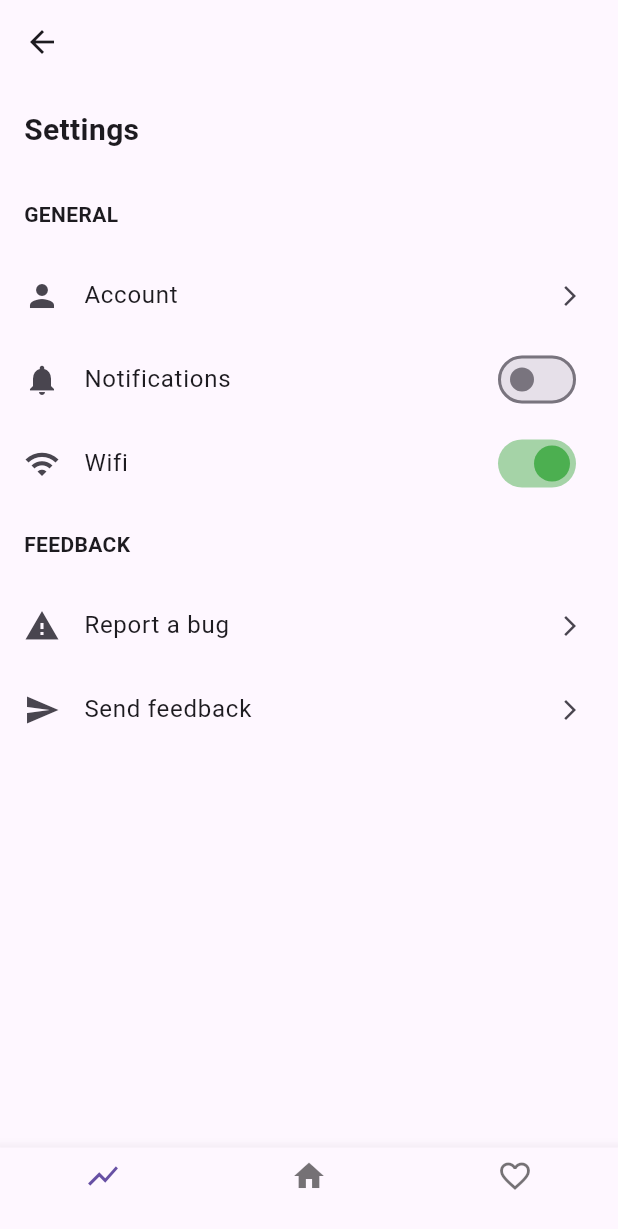
After one commit to mayurpawar17/dotoon-todo-app, a Flutter app: the SettingsScreen screen opened directly, on a phone screen of 412 x 824 dp. The commit adds this screen. Shown: the top 1229 px of the screen. Run offline on Flutter 3.47's test engine with Material 3 defaults, Android fonts, the phone set to English and light mode, and no system bars; our stand-ins replace simple_gradient_text.

Commit message:
ui design of settings screen

```diff
--- /dev/null
+++ b/lib/screens/settings_screen.dart
@@ -0,0 +1,91 @@
+import 'package:flutter/material.dart';
+
+class SettingsScreen extends StatefulWidget {
+  const SettingsScreen({super.key});
+
+  @override
+  _SettingsScreenState createState() => _SettingsScreenState();
+}
+
+class _SettingsScreenState extends State<SettingsScreen> {
+  bool notificationsEnabled = false;
+  bool wifiEnabled = true;
+
+  Widget _buildListTile({
+    required IconData icon,
+    required String title,
+    Widget? trailing,
+    VoidCallback? onTap,
+  }) {
+    return ListTile(
+      leading: Icon(icon),
+      title: Text(title),
+      trailing: trailing ?? Icon(Icons.arrow_forward_ios, size: 16),
+      onTap: onTap,
+    );
+  }
+
+  @override
+  Widget build(BuildContext context) {
+    return Scaffold(
+      appBar: AppBar(),
+      body: ListView(
+        children: [
+          Padding(
+            padding: const EdgeInsets.all(16),
+            child: Text(
+              'Settings',
+              style: TextStyle(fontWeight: FontWeight.bold, fontSize: 20),
+            ),
+          ),
+          const Padding(
+            padding: EdgeInsets.all(16),
+            child: Text(
+              'GENERAL',
+              style: TextStyle(fontWeight: FontWeight.bold),
+            ),
+          ),
+
+          _buildListTile(icon: Icons.person, title: 'Account'),
+          _buildListTile(
+            icon: Icons.notifications,
+            title: 'Notifications',
+            trailing: Switch(
+              value: notificationsEnabled,
+              activeColor: Colors.red,
+              onChanged: (val) => setState(() => notificationsEnabled = val),
+            ),
+          ),
+          _buildListTile(
+            icon: Icons.wifi,
+            title: 'Wifi',
+            trailing: Switch(
+              value: wifiEnabled,
+              activeColor: Colors.green,
+              onChanged: (val) => setState(() => wifiEnabled = val),
+            ),
+          ),
+          // _buildListTile(icon: Icons.card_giftcard, title: 'Coupons'),
+          // _buildListTile(icon: Icons.logout, title: 'Logout'),
+          // _buildListTile(icon: Icons.delete, title: 'Delete Account'),
+          const Padding(
+            padding: EdgeInsets.all(16),
+            child: Text(
+              'FEEDBACK',
+              style: TextStyle(fontWeight: FontWeight.bold),
+            ),
+          ),
+          _buildListTile(icon: Icons.report_problem, title: 'Report a bug'),
+          _buildListTile(icon: Icons.send, title: 'Send feedback'),
+        ],
+      ),
+      bottomNavigationBar: BottomNavigationBar(
+        items: const [
+          BottomNavigationBarItem(icon: Icon(Icons.show_chart), label: ''),
+          BottomNavigationBarItem(icon: Icon(Icons.home), label: ''),
+          BottomNavigationBarItem(icon: Icon(Icons.favorite_border), label: ''),
+        ],
+      ),
+    );
+  }
+}
--- a/lib/screens/todoScreen.dart
+++ b/lib/screens/todoScreen.dart
@@ -1,3 +1,4 @@
+import 'package:dotoon_todo_app/screens/settings_screen.dart';
 import 'package:flutter/material.dart';
 import 'package:simple_gradient_text/simple_gradient_text.dart';
 
@@ -21,6 +22,22 @@ class _TodoScreenState extends State<TodoScreen> {
           style: TextStyle(fontWeight: FontWeight.bold, fontSize: 25),
           colors: [Colors.deepPurpleAccent, Colors.blue, Colors.purpleAccent],
         ),
+        actions: [
+          IconButton(
+            onPressed: () {
+              Navigator.of(context).push(
+                PageRouteBuilder(
+                  transitionDuration: Duration(milliseconds: 150),
+                  transitionsBuilder: (context, ani, secondAni, child) {
+                    return FadeTransition(opacity: ani, child: child);
+                  },
+                  pageBuilder: (context, ani, secondAni) => SettingsScreen(),
+                ),
+              );
+            },
+            icon: Icon(Icons.settings),
+          ),
+        ],
       ),
       floatingActionButton: FloatingActionButton(
         onPressed: () {
--- a/lib/screens/welcomeScreen.dart
+++ b/lib/screens/welcomeScreen.dart
@@ -78,7 +78,6 @@ class WelcomeScreen extends StatelessWidget {
               //     ),
               //   ],
               // ),
-
               const SizedBox(height: 20),
 
               // New Account Button
@@ -130,9 +129,14 @@ class WelcomeScreen extends StatelessWidget {
                 width: double.infinity,
                 child: OutlinedButton(
                   onPressed: () {
-                    Navigator.push(
-                      context,
-                      MaterialPageRoute(builder: (context) => LoginScreen()),
+                    Navigator.of(context).push(
+                      PageRouteBuilder(
+                        transitionDuration: Duration(milliseconds: 150),
+                        transitionsBuilder: (context, ani, secondAni, child) {
+                          return FadeTransition(opacity: ani, child: child);
+                        },
+                        pageBuilder: (context, ani, secondAni) => LoginScreen(),
+                      ),
                     );
                   },
                   style: OutlinedButton.styleFrom(
```
